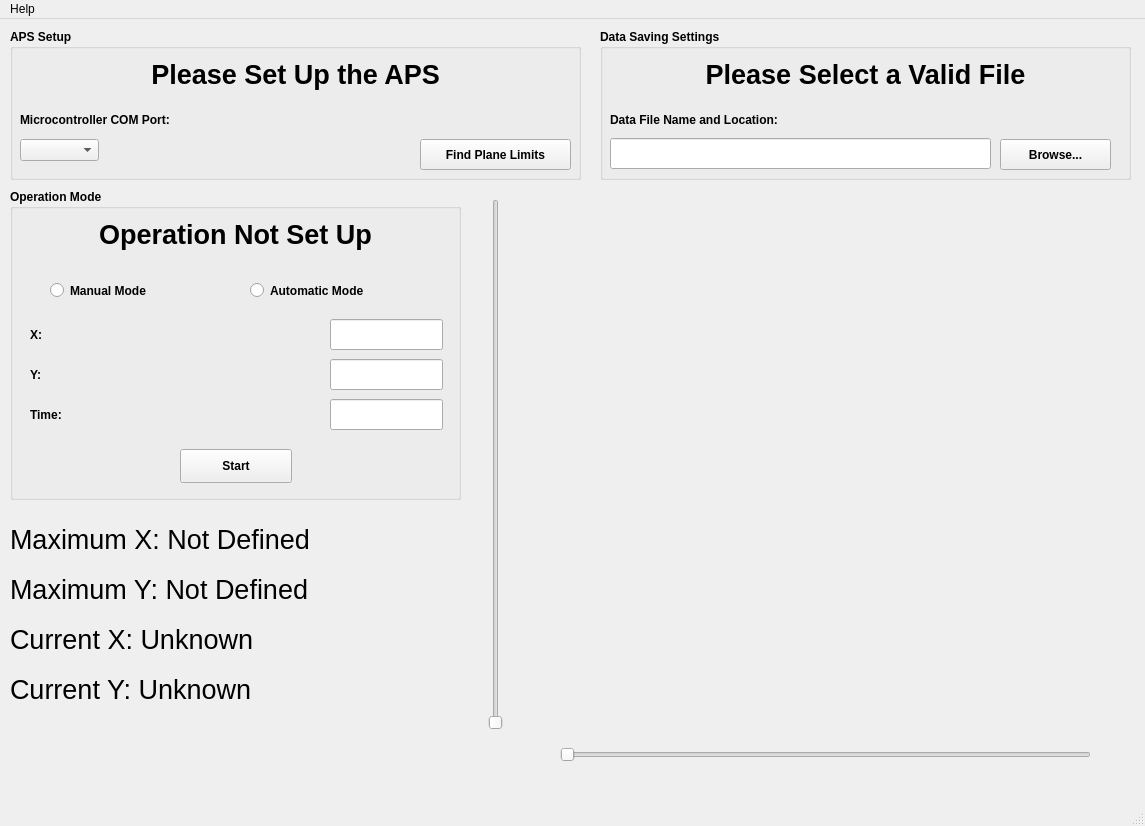
Old version of the form APS.ui in the repository TeamAPS/APS.
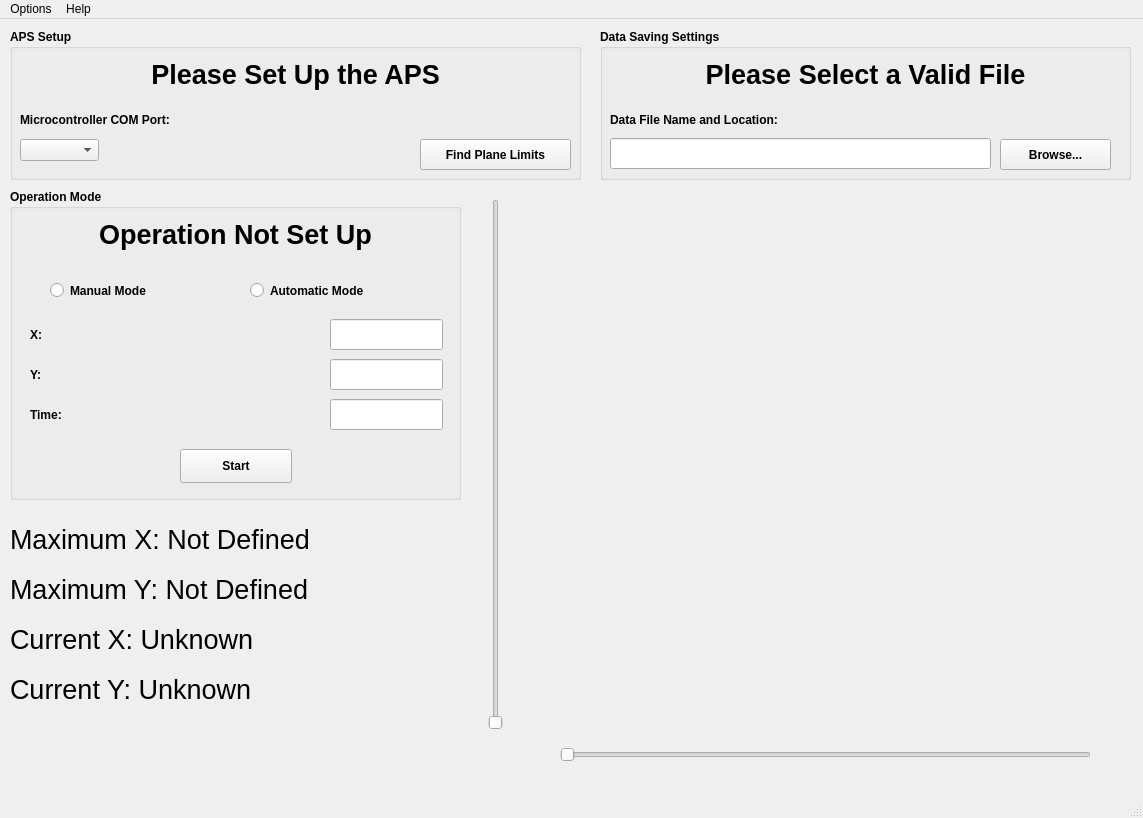
New version of the form. Icons and pictures are not drawn.

```diff
--- a/APS.ui
+++ b/APS.ui
@@ -6,8 +6,8 @@
    <rect>
     <x>0</x>
     <y>0</y>
-    <width>1145</width>
-    <height>826</height>
+    <width>1143</width>
+    <height>818</height>
    </rect>
   </property>
   <property name="windowTitle">
@@ -450,7 +450,7 @@
     <rect>
      <x>0</x>
      <y>0</y>
-     <width>1145</width>
+     <width>1143</width>
      <height>31</height>
     </rect>
    </property>
@@ -463,6 +463,13 @@
     <addaction name="userManualOption"/>
     <addaction name="aboutOption"/>
    </widget>
+   <widget class="QMenu" name="menuOptions">
+    <property name="title">
+     <string>Options</string>
+    </property>
+    <addaction name="configureAPSoption"/>
+   </widget>
+   <addaction name="menuOptions"/>
    <addaction name="menuHelp"/>
   </widget>
   <widget class="QStatusBar" name="statusbar"/>
```
Left out of the diff: 6 changed lines with no effect on the pictures.
